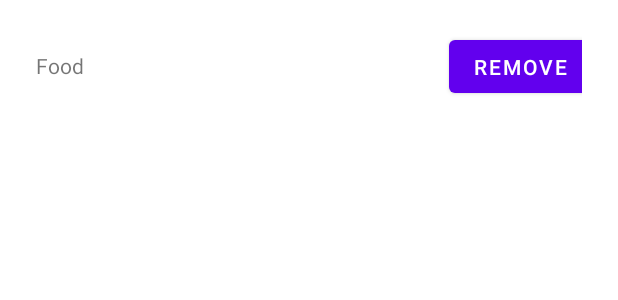
After one commit to MarkProjs/food-licious, an Android app: the layout food_list_item.xml on its own in the app's theme, with its tools: preview values and no code run, on a phone screen of 412 x 824 dp. The commit adds this screen. Shown: the top 300 px of the screen. Run offline under Robolectric (Android 15) with nearby library versions, the phone set to English and light mode, and no system bars.

Commit message:
starting the recyclerview

```diff
--- a/app/src/main/java/dawsoncollege/android/food_ilicious/FoodListActivity.kt
+++ b/app/src/main/java/dawsoncollege/android/food_ilicious/FoodListActivity.kt
@@ -3,6 +3,7 @@ package dawsoncollege.android.food_ilicious
 import android.app.Activity
 import android.content.Intent
 import android.os.Bundle
+import android.widget.Toast
 import androidx.appcompat.app.AppCompatActivity
 import dawsoncollege.android.food_ilicious.databinding.ActivityFoodListBinding
 
@@ -42,7 +43,9 @@ class FoodListActivity : AppCompatActivity() {
         }
 
         binding.saveBtn.setOnClickListener {
-        setResult(Activity.RESULT_OK, intent.putExtra("foodList", foodList.toTypedArray()))
+            setResult(Activity.RESULT_OK, intent.putExtra("foodList", foodList.toTypedArray()))
+            Toast.makeText(this, "New list is saved", Toast.LENGTH_LONG).show()
+
         }
     }
 
--- a/app/src/main/res/layout/activity_food_list.xml
+++ b/app/src/main/res/layout/activity_food_list.xml
@@ -67,6 +67,7 @@
             android:layout_height="wrap_content"
             android:textAlignment="center"
             android:textSize="32sp" />
+
     </ScrollView>
 
     <Button
--- /dev/null
+++ b/app/src/main/res/layout/food_list_item.xml
@@ -0,0 +1,28 @@
+<?xml version="1.0" encoding="utf-8"?>
+<androidx.constraintlayout.widget.ConstraintLayout xmlns:android="http://schemas.android.com/apk/res/android"
+    xmlns:app="http://schemas.android.com/apk/res-auto"
+    xmlns:tools="http://schemas.android.com/tools"
+    android:layout_width="match_parent"
+    android:layout_height="wrap_content"
+    android:layout_margin="8dp"
+    android:padding="16dp">
+
+    <TextView
+        android:id="@+id/food_name"
+        android:layout_width="75dp"
+        android:layout_height="wrap_content"
+        android:paddingTop="10dp"
+        android:paddingBottom="10dp"
+        android:text="Food"
+        app:layout_constraintStart_toStartOf="parent"
+        app:layout_constraintTop_toTopOf="parent"/>
+    <Button
+        android:id="@+id/remove_btn"
+        android:layout_width="wrap_content"
+        android:layout_height="wrap_content"
+        android:layout_marginStart="200dp"
+        app:layout_constraintBaseline_toBaselineOf="@id/food_name"
+        app:layout_constraintStart_toEndOf="@id/food_name"
+        android:text="Remove"/>
+
+</androidx.constraintlayout.widget.ConstraintLayout>
--- /dev/null
+++ b/app/src/main/res/layout/food_list_view.xml
@@ -0,0 +1,6 @@
+<?xml version="1.0" encoding="utf-8"?>
+<androidx.constraintlayout.widget.ConstraintLayout xmlns:android="http://schemas.android.com/apk/res/android"
+    android:layout_width="match_parent"
+    android:layout_height="match_parent">
+
+</androidx.constraintlayout.widget.ConstraintLayout>
```
